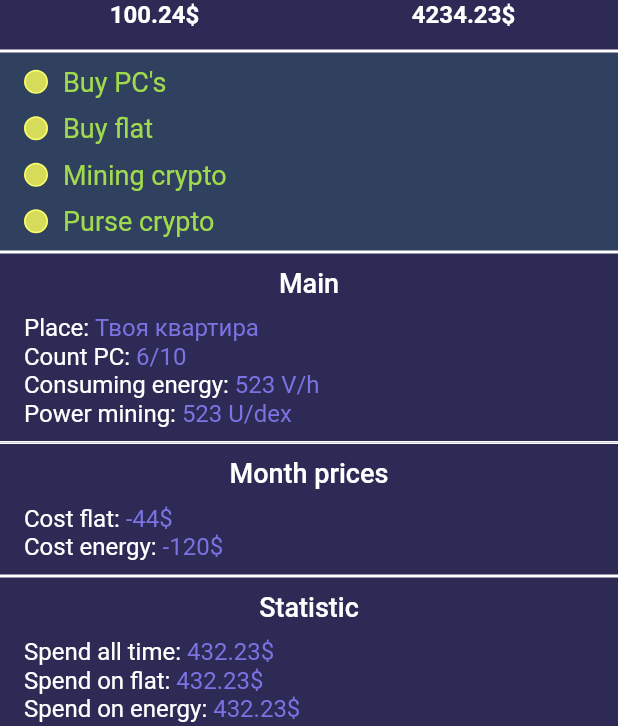
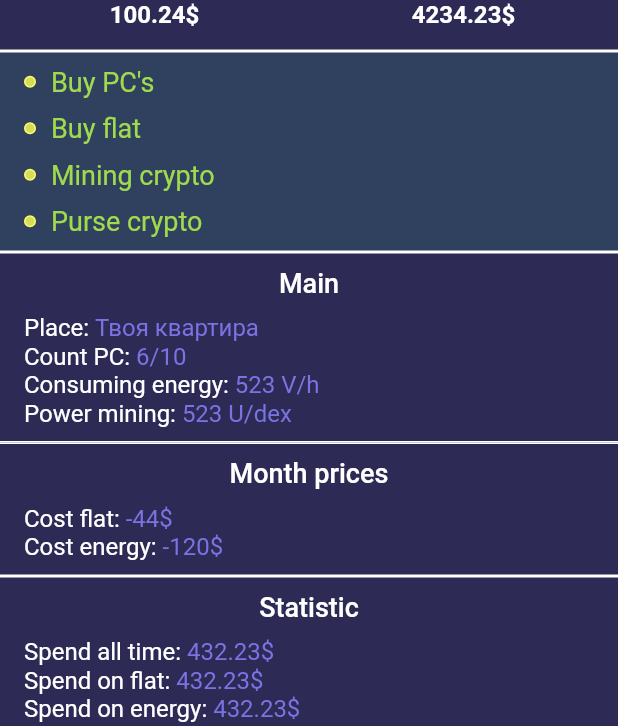
Before and after one commit to PanteoPro/flutter_crypto_idle, a Flutter app: the screen it shows after launch, on a phone screen of 412 x 824 dp, the part 510-1236 px from its top. Run offline on Flutter 3.47's test engine with Material 2 defaults, Android fonts, the phone set to English and light mode, and no system bars; our stand-ins replace adaptive_theme, syncfusion_flutter_charts.

Commit message:
small circular main page

```diff
--- a/lib/ui/widgets/game/main_game_page.dart
+++ b/lib/ui/widgets/game/main_game_page.dart
@@ -194,8 +194,8 @@ class __ActionItemWidget extends StatelessWidget {
         mainAxisSize: MainAxisSize.min,
         children: [
           Container(
-            width: 16,
-            height: 16,
+            width: 8,
+            height: 8,
             decoration: BoxDecoration(
               borderRadius: BorderRadius.circular(50),
               border: Border.all(
```
